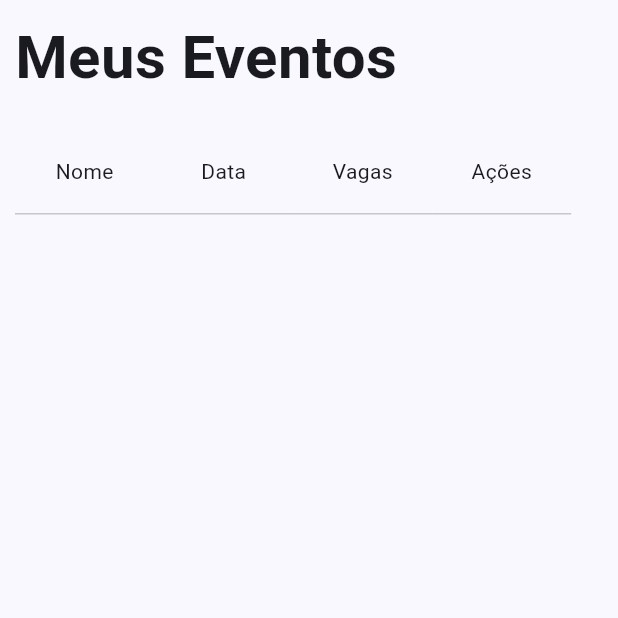
After one commit to ffsantos17/TCC_frontend_eventos, a Flutter app: the ListaColaboracoes screen opened directly, on a phone screen of 412 x 824 dp, the top half of it. The commit adds this screen. Run offline on Flutter 3.47's test engine with Material 3 defaults, Android fonts, the phone set to English and light mode, and no system bars; drawn by our look-alikes of syncfusion_flutter_datagrid; our stand-ins replace brasil_fields, card_loading, dotted_border, file_picker, font_awesome_flutter, get and 7 more; missing offline and left inert: brasil_datetime, dart:html, dart:ui_web, syncfusion_flutter_pdfviewer; accounts and stored records are empty; network calls fail; statements that could not run were skipped.

Commit message:
updates new features 20240820

```diff
--- a/lib/app/data/model/eventoUsuario.dart
+++ b/lib/app/data/model/eventoUsuario.dart
@@ -7,10 +7,12 @@ class EventoUsuario{
   final int usuarioId;
   final int eventoId;
   final String status;
+  final int tipoInscricao_Id;
+  final String tipoInscricao_Nome;
   final Evento evento;
   final List<DocumentoUsuario> documentos;
 
-  EventoUsuario({required this.id,required this.usuarioId,required this.eventoId,required this.status,required this.evento, required this.documentos});
+  EventoUsuario({required this.id,required this.usuarioId,required this.eventoId,required this.status,required this.evento, required this.documentos, required this.tipoInscricao_Id, required this.tipoInscricao_Nome});
 
   factory EventoUsuario.fromJson(Map<String, dynamic> json) {
     var listaDocumentos = json['documentos'] as List<dynamic>;
@@ -19,6 +21,8 @@ class EventoUsuario{
         usuarioId: json['idUsuario'],
         eventoId: json['idEvento'],
         status: json['status'].toString(),
+        tipoInscricao_Id: json['tipoInscricao_Id'],
+        tipoInscricao_Nome: json['tipoInscricao_Nome'].toString(),
         evento: Evento.fromJson(json['evento']),
         documentos: documentos);
   }
--- a/lib/app/routes/app_pages.dart
+++ b/lib/app/routes/app_pages.dart
@@ -2,6 +2,7 @@ import 'package:get/get.dart';
 import 'package:if_travel/app/ui/web/cadastrarEvento.dart';
 import 'package:if_travel/app/ui/web/cadastro_page.dart';
 import 'package:if_travel/app/ui/web/detalhe_evento.dart';
+import 'package:if_travel/app/ui/web/evento_colaborador_page.dart';
 import 'package:if_travel/app/ui/web/evento_inscrito_page.dart';
 import 'package:if_travel/app/ui/web/inicial_page.dart';
 import 'package:if_travel/app/ui/web/home_page.dart';
@@ -18,6 +19,7 @@ class AppPages{
     GetPage(name: Routes.CADASTRO, page: () => TelaCadastro()),
     GetPage(name: Routes.DETALHE_EVENTO, page: () => DetalhesEvento()),
     GetPage(name: Routes.EVENTO_INSCRITO, page: () => EventoInscrito(), ),
+    GetPage(name: Routes.EVENTO_COLABORACAO, page: () => EventosColaborador(), ),
     GetPage(name: Routes.CADASTRAR_EVENTO, page: () => CadastrarEvento(), ),
   ];
 }
--- a/lib/app/routes/app_routes.dart
+++ b/lib/app/routes/app_routes.dart
@@ -5,5 +5,6 @@ abstract class Routes{
   static const CADASTRO = '/cadastro';
   static const DETALHE_EVENTO = '/evento/detalhes/:id';
   static const EVENTO_INSCRITO = '/evento/inscricao/:id';
+  static const EVENTO_COLABORACAO = '/evento/colaboracao/:id';
   static const CADASTRAR_EVENTO = '/cadastrar_evento';
 }
--- /dev/null
+++ b/lib/app/ui/web/colaboracoes_page.dart
@@ -0,0 +1,100 @@
+import 'package:brasil_datetime/brasil_datetime.dart';
+import 'package:flutter/material.dart';
+import 'package:get/get.dart';
+import 'package:if_travel/app/controller/authController.dart';
+import 'package:if_travel/app/data/model/eventoUsuario.dart';
+import 'package:if_travel/app/routes/app_routes.dart';
+import 'package:if_travel/app/ui/web/home_page.dart';
+import 'package:if_travel/app/ui/web/widget/data_grid.dart';
+import 'package:if_travel/config/app_colors.dart';
+import 'package:syncfusion_flutter_datagrid/datagrid.dart';
+
+class ListaColaboracoes extends StatefulWidget {
+  const ListaColaboracoes({super.key});
+
+  @override
+  State<ListaColaboracoes> createState() => _ListaColaboracoesState();
+}
+
+class _ListaColaboracoesState extends State<ListaColaboracoes> {
+  List<EventoUsuario> eventos = <EventoUsuario>[];
+  late GridDataSource eventoDataSource;
+  List<DataGridRow> _eventoData = [];
+  List<ColumnGrid> colunas = [];
+  final AuthController controller = Get.find();
+
+  _att(){
+    setState(() {
+      eventos = controller.usuario!.eventos!;
+      _montarTabela();
+    });
+  }
+
+  _montarTabela(){
+    _eventoData = eventos.map<DataGridRow>((e) => DataGridRow(cells: [
+      DataGridCell<String>(columnName: 'nome', value: e.evento.nome),
+      DataGridCell<String>(columnName: 'data', value: e.evento.data!.diaMesAno().toString()+" - "+e.evento.dataFim!.diaMesAno().toString()),
+      DataGridCell<String>(columnName: 'vagas', value: e.evento.vagasDisponiveis.toString()+" / "+e.evento.vagas.toString()),
+      DataGridCell<Widget>(columnName: 'acoes', value: Padding(
+        padding: const EdgeInsets.all(3),
+        child: Tooltip(message: 'Detalhes',
+          child: ElevatedButton(onPressed: () async {
+            final result = await Get.toNamed(Routes.EVENTO_COLABORACAO.replaceAll(':id', e.evento.id.toString()), arguments: {'evento': e.evento, 'useRoute': false});
+            if (result == true) {
+              _att();
+            }
+          },
+            child: Icon(Icons.remove_red_eye, color: AppColors.whiteColor,), style: ElevatedButton.styleFrom(
+              padding: EdgeInsets.all(10),
+              minimumSize: Size(0, 0),
+              backgroundColor: AppColors.mainBlueColor,
+              shape: RoundedRectangleBorder(
+                borderRadius: BorderRadius.circular(5), // <-- Radius
+              ),
+            ),),
+        ),
+      ),),
+    ])).toList();
+    colunas = [
+      ColumnGrid("nome", "Nome", Alignment.center, 8),
+      ColumnGrid("data", "Data", Alignment.center, 8),
+      ColumnGrid("vagas", "Vagas", Alignment.center, 8),
+      ColumnGrid("acoes", "Ações", Alignment.center, 8),
+    ];
+    eventoDataSource = GridDataSource(data: _eventoData);
+  }
+
+  @override
+  void initState() {
+    super.initState();
+    eventos = controller.usuario!.eventos!.where((element) => element.tipoInscricao_Id==1).toList();
+    _montarTabela();
+  }
+
+
+  @override
+  Widget build(BuildContext context) {
+    final token = (context.findAncestorStateOfType<HomePageState>())?.token;
+    return Scaffold(
+      body: Padding(
+        padding: const EdgeInsets.all(10.0),
+        child: Column(
+          crossAxisAlignment: CrossAxisAlignment.start,
+          children: [
+            Text("Meus Eventos", style: TextStyle(fontSize: 40, fontWeight: FontWeight.bold),),
+            SizedBox(height: 20,),
+            Container(
+              height: MediaQuery.of(context).size.height * 0.75,
+              width: MediaQuery.of(context).size.width * 0.90,
+              child: SfDataGrid(
+                  source: eventoDataSource,
+                  columnWidthMode: ColumnWidthMode.fill,
+                  columns: getColumns(colunas)
+              ),
+            ),
+          ],
+        ),
+      ),
+    );
+  }
+}
--- a/lib/app/ui/web/dashboard_page.dart
+++ b/lib/app/ui/web/dashboard_page.dart
@@ -51,7 +51,8 @@ class _DashboardState extends State<Dashboard> {
             SizedBox(height: MediaQuery.of(context).size.height * 0.04,),
             Expanded(
               child: IntrinsicHeight(
-                child: Row(
+                child: Flex(
+                  direction: MediaQuery.of(context).size.width > 700 ? Axis.horizontal : Axis.vertical,
                   children: [
                     Expanded(child: Column(
                       crossAxisAlignment: CrossAxisAlignment.start,
--- a/lib/app/ui/web/widget/evento_card.dart
+++ b/lib/app/ui/web/widget/evento_card.dart
@@ -5,6 +5,7 @@ import 'package:card_loading/card_loading.dart';
 import 'package:flutter/material.dart';
 import 'package:get/get.dart';
 import 'package:get/get_core/src/get_main.dart';
+import 'package:if_travel/app/controller/authController.dart';
 import 'package:if_travel/app/data/model/evento.dart';
 import 'package:if_travel/app/data/model/usuario.dart';
 import 'package:if_travel/config/app_colors.dart';
@@ -13,6 +14,7 @@ import 'package:shared_preferences/shared_preferences.dart';
 import '../../../../api.dart';
 import '../../../data/model/eventoUsuario.dart';
 import '../../../routes/app_routes.dart';
+
 class EventoCard extends StatefulWidget {
   Evento evento;
   EventoCard({super.key, required this.evento});
@@ -23,7 +25,8 @@ class EventoCard extends StatefulWidget {
 
 class _EventoCardState extends State<EventoCard> {
   final Future<SharedPreferences> _prefs = SharedPreferences.getInstance();
-  late Usuario usuario = Usuario();
+  final AuthController controller = Get.find();
+  late Usuario usuario = controller.usuario ?? Usuario();
   List<EventoUsuario> eventosUsuario = [];
   Set<int> eventoIds = Set();
   late String storedToken = '';
--- a/lib/app/ui/web/widget/evento_pendente_card.dart
+++ b/lib/app/ui/web/widget/evento_pendente_card.dart
@@ -9,6 +9,7 @@ import 'package:get/get_core/src/get_main.dart';
 import 'package:if_travel/app/controller/authController.dart';
 import 'package:if_travel/app/data/model/evento.dart';
 import 'package:if_travel/app/data/model/usuario.dart';
+import 'package:if_travel/app/ui/web/widget/criarDocumento.dart';
 import 'package:if_travel/config/app_colors.dart';
 import 'package:shared_preferences/shared_preferences.dart';
 import 'package:syncfusion_flutter_gauges/gauges.dart';
@@ -27,7 +28,7 @@ class EventoPendenteCard extends StatefulWidget {
 class _EventoPendenteCardState extends State<EventoPendenteCard> {
   final Future<SharedPreferences> _prefs = SharedPreferences.getInstance();
   final AuthController controller = Get.find();
-  late Usuario usuario = Usuario();
+  late Usuario usuario = controller.usuario ?? Usuario();
   List<EventoUsuario> eventosUsuario = [];
   Set<int> eventoIds = Set();
   late String storedToken = '';
@@ -182,7 +183,6 @@ class _EventoPendenteCardState extends State<EventoPendenteCard> {
                 ),)
               ],
             )),
-            Spacer(),
             Expanded(child: Padding(
                 padding: const EdgeInsets.all(10),
                 child: Column(
```
Also changed, not shown: lib/app/ui/web/detalhe_evento.dart (+10 -6 lines), lib/app/ui/web/documentos_page.dart (+5 -5 lines), lib/app/ui/web/evento_colaborador_page.dart (added, +355 -0 lines), lib/app/ui/web/eventos_page.dart (+4 -3 lines), lib/app/ui/web/home_page.dart (+26 -22 lines).
